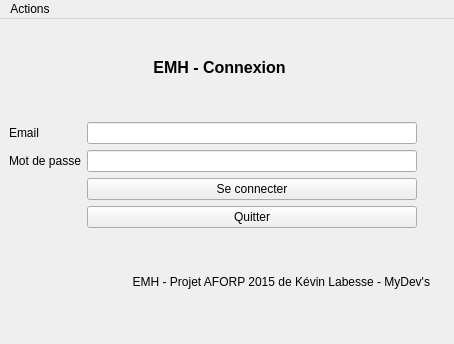
Qt form GUI/loginwindow.ui (Eraac/EMH-client-lourd) before a commit.
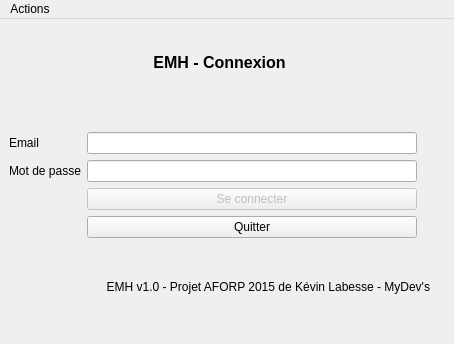
The same form after that commit. Icons and pictures are not drawn.

Diff of the .ui file:
```diff
--- a/GUI/loginwindow.ui
+++ b/GUI/loginwindow.ui
@@ -45,47 +45,72 @@
       <layout class="QHBoxLayout" name="horizontalLayout">
        <item>
         <layout class="QFormLayout" name="formLayout">
+         <property name="fieldGrowthPolicy">
+          <enum>QFormLayout::AllNonFixedFieldsGrow</enum>
+         </property>
          <property name="formAlignment">
           <set>Qt::AlignLeading|Qt::AlignLeft|Qt::AlignVCenter</set>
          </property>
-         <item row="0" column="0">
+         <item row="1" column="0">
           <widget class="QLabel" name="emailLabel">
            <property name="text">
             <string>Email</string>
            </property>
           </widget>
          </item>
-         <item row="0" column="1">
+         <item row="1" column="1">
           <widget class="QLineEdit" name="emailLineEdit"/>
          </item>
-         <item row="1" column="0">
+         <item row="3" column="0">
           <widget class="QLabel" name="passwordLabel">
            <property name="text">
             <string>Mot de passe</string>
            </property>
           </widget>
          </item>
-         <item row="1" column="1">
+         <item row="3" column="1">
           <widget class="QLineEdit" name="passwordLineEdit">
            <property name="echoMode">
             <enum>QLineEdit::Password</enum>
            </property>
           </widget>
          </item>
-         <item row="2" column="1">
+         <item row="5" column="1">
           <widget class="QPushButton" name="connectButton">
+           <property name="enabled">
+            <bool>false</bool>
+           </property>
            <property name="text">
             <string>Se connecter</string>
            </property>
+           <property name="checkable">
+            <bool>false</bool>
+           </property>
+           <property name="flat">
+            <bool>false</bool>
+           </property>
           </widget>
          </item>
-         <item row="3" column="1">
+         <item row="6" column="1">
           <widget class="QPushButton" name="quitButton">
            <property name="text">
             <string>Quitter</string>
            </property>
           </widget>
          </item>
+         <item row="0" column="1">
+          <widget class="QLabel" name="errorLogin">
+           <property name="styleSheet">
+            <string notr="true">color: rgb(255, 0, 0)</string>
+           </property>
+           <property name="text">
+            <string/>
+           </property>
+           <property name="alignment">
+            <set>Qt::AlignCenter</set>
+           </property>
+          </widget>
+         </item>
         </layout>
        </item>
        <item>
@@ -103,7 +128,7 @@
      <item>
       <widget class="QLabel" name="footer">
        <property name="text">
-        <string>EMH - Projet AFORP 2015 de Kévin Labesse - MyDev's</string>
+        <string>EMH v1.0 - Projet AFORP 2015 de Kévin Labesse - MyDev's</string>
        </property>
        <property name="alignment">
         <set>Qt::AlignRight|Qt::AlignTrailing|Qt::AlignVCenter</set>
```
Left out of the diff: 79 changed lines with no effect on the pictures.
